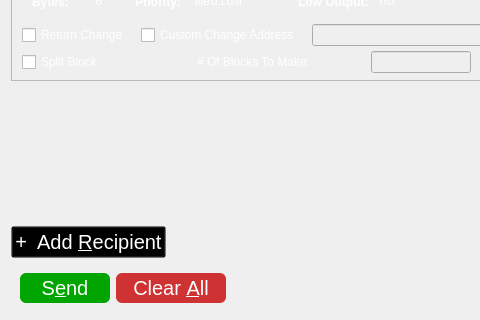
NoLimitCoin/NoLimitCoin-Core, file src/qt/forms/sendcoinsdialog.ui: the form before one commit; both pictures show x 0 to 480 and y 157 to 477 of the 837 by 477 pixel window.
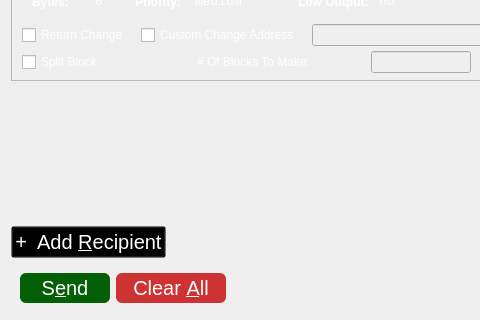
The form after the commit.

Commit message: updated send coins button coor

```diff
--- a/src/qt/forms/sendcoinsdialog.ui
+++ b/src/qt/forms/sendcoinsdialog.ui
@@ -899,7 +899,7 @@
         <property name="styleSheet">
          <string notr="true">QPushButton {font-size: 20px;
 color: white;
-background-color: #00a500;
+background-color: #055f07;
 border-radius: 6px;
 }
 
```
